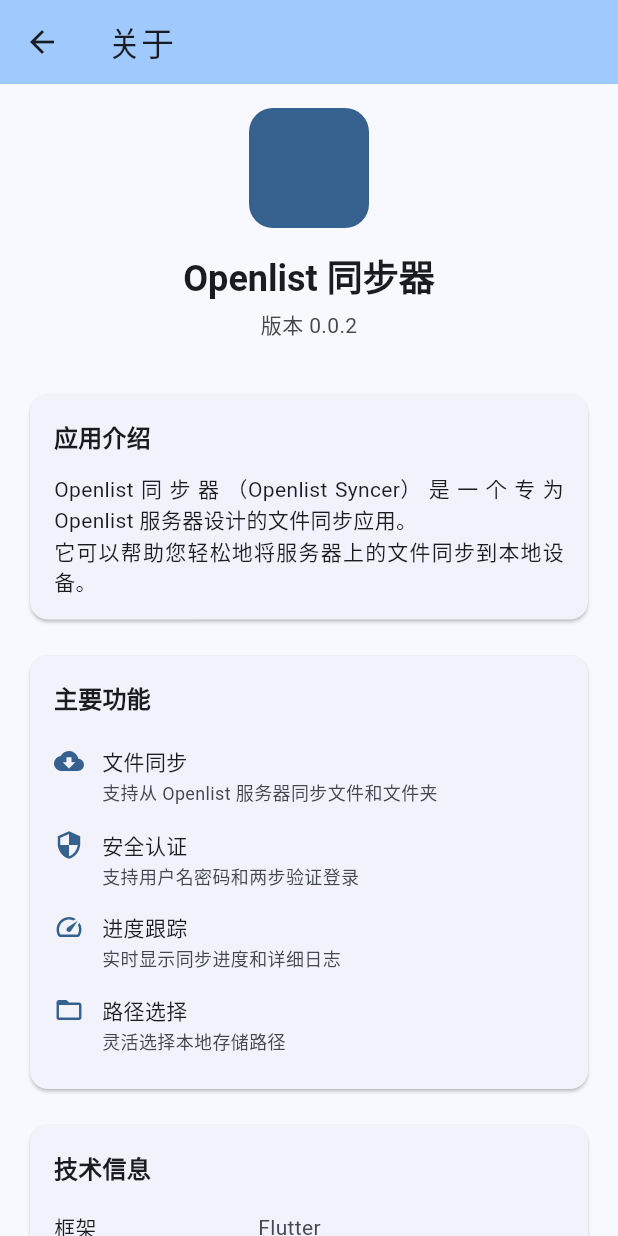
After one commit to Hollow-YK/OpenlistSyncer, a Flutter app: the screen it shows after launch, item 3 of the bottom bar chosen, after a tap on "关于", on a phone screen of 412 x 824 dp. The commit adds this screen. Run offline on Flutter 3.47's test engine with Material 3 defaults, Android fonts, the phone set to English and light mode, and no system bars; our stand-ins replace file_picker, permission_handler.

Commit message:
添加设置于关于

```diff
--- /dev/null
+++ b/lib/UI/Android/settings/about.dart
@@ -0,0 +1,338 @@
+import 'package:flutter/material.dart';
+
+class AboutPage extends StatefulWidget {
+  const AboutPage({super.key});
+
+  @override
+  State<AboutPage> createState() => _AboutPageState();
+}
+
+class _AboutPageState extends State<AboutPage> {
+  int _clickCount = 0; // 点击计数器
+  bool _showHiddenText = false; // 是否显示隐藏文本
+
+  void _handleCardTap() {
+    setState(() {
+      _clickCount++;
+
+      // 点击5次后显示隐藏文本
+      if (_clickCount >= 5 && !_showHiddenText) {
+        _showHiddenText = true;
+        ScaffoldMessenger.of(context).showSnackBar(
+          const SnackBar(
+            content: Text('你知道的太多了！'),
+            duration: Duration(seconds: 2),
+          ),
+        );
+      }
+    });
+  }
+
+  @override
+  Widget build(BuildContext context) {
+    return Scaffold(
+      appBar: AppBar(
+        title: const Text('关于'),
+        backgroundColor: Theme.of(context).colorScheme.inversePrimary,
+      ),
+      body: SingleChildScrollView(
+        padding: const EdgeInsets.all(16),
+        child: Column(
+          crossAxisAlignment: CrossAxisAlignment.center,
+          children: [
+            // 应用图标和名称
+            Container(
+              width: 80,
+              height: 80,
+              decoration: BoxDecoration(
+                color: Theme.of(context).colorScheme.primary,
+                borderRadius: BorderRadius.circular(16),
+              ),
+              /*child: Icon(
+                Icons.cloud_sync,
+                color: Colors.white,
+                size: 40,
+              ),*/
+            ),
+            const SizedBox(height: 16),
+            Text(
+              'Openlist 同步器',
+              style: Theme.of(context).textTheme.headlineSmall?.copyWith(
+                fontWeight: FontWeight.bold,
+              ),
+            ),
+            const SizedBox(height: 4),
+            Text(
+              '版本 0.0.2',
+              style: Theme.of(context).textTheme.bodyMedium?.copyWith(
+                color: Theme.of(context).colorScheme.onSurfaceVariant,
+              ),
+            ),
+
+            const SizedBox(height: 32),
+
+            // 应用介绍卡片
+            GestureDetector(
+              onTap: _handleCardTap,
+              child: Card(
+                child: Padding(
+                  padding: const EdgeInsets.all(16),
+                  child: Column(
+                    crossAxisAlignment: CrossAxisAlignment.start,
+                    children: [
+                      Text(
+                        '应用介绍',
+                        style: Theme.of(context).textTheme.titleMedium?.copyWith(
+                          fontWeight: FontWeight.bold,
+                        ),
+                      ),
+                      const SizedBox(height: 12),
+                      Text(
+                        'Openlist 同步器（Openlist Syncer）是一个专为 Openlist 服务器设计的文件同步应用。\n'
+                        '它可以帮助您轻松地将服务器上的文件同步到本地设备。',
+                        style: Theme.of(context).textTheme.bodyMedium,
+                        textAlign: TextAlign.justify,
+                      ),
+                      // 点击5次后显示的隐藏文本
+                      if (_showHiddenText) ...[
+                        const SizedBox(height: 12),
+                        Text(
+                          '事情的起因是我不想用某软件的收费的同步服务……\n'
+                          '诶，同步不就是把一台设备的数据文件发送到另一台设备的相应位置吗？\n'
+                          '那我一台设备运行个网盘，当服务器用……\n'
+                          '…………\n'
+                          '手动下载太麻烦了，要不自动化一下吧……\n'
+                          '…………\n'
+                          '然后越写越多就变成这样了。',
+                          style: Theme.of(context).textTheme.bodyMedium?.copyWith(
+                            fontStyle: FontStyle.italic,
+                            color: Theme.of(context).colorScheme.primary,
+                          ),
+                          textAlign: TextAlign.justify,
+                        ),
+                      ],
+                      // 可选：添加点击计数提示（调试用）
+                      // if (!_showHiddenText && _clickCount > 0) ...[
+                      //   const SizedBox(height: 8),
+                      //   Text(
+                      //     '点击次数: $_clickCount/5',
+                      //     style: const TextStyle(fontSize: 12, color: Colors.grey),
+                      //   ),
+                      // ],
+                    ],
+                  ),
+                ),
+              ),
+            ),
+
+            const SizedBox(height: 16),
+
+            // 功能特性卡片
+            Card(
+              child: Padding(
+                padding: const EdgeInsets.all(16),
+                child: Column(
+                  crossAxisAlignment: CrossAxisAlignment.start,
+                  children: [
+                    Text(
+                      '主要功能',
+                      style: Theme.of(context).textTheme.titleMedium?.copyWith(
+                        fontWeight: FontWeight.bold,
+                      ),
+                    ),
+                    const SizedBox(height: 12),
+                    _buildFeatureItem(
+                      context,
+                      icon: Icons.cloud_download,
+                      title: '文件同步',
+                      description: '支持从 Openlist 服务器同步文件和文件夹',
+                    ),
+                    _buildFeatureItem(
+                      context,
+                      icon: Icons.security,
+                      title: '安全认证',
+                      description: '支持用户名密码和两步验证登录',
+                    ),
+                    _buildFeatureItem(
+                      context,
+                      icon: Icons.speed,
+                      title: '进度跟踪',
+                      description: '实时显示同步进度和详细日志',
+                    ),
+                    _buildFeatureItem(
+                      context,
+                      icon: Icons.folder_open,
+                      title: '路径选择',
+                      description: '灵活选择本地存储路径',
+                    ),
+                  ],
+                ),
+              ),
+            ),
+
+            const SizedBox(height: 16),
+
+            // 技术信息卡片
+            Card(
+              child: Padding(
+                padding: const EdgeInsets.all(16),
+                child: Column(
+                  crossAxisAlignment: CrossAxisAlignment.start,
+                  children: [
+                    Text(
+                      '技术信息',
+                      style: Theme.of(context).textTheme.titleMedium?.copyWith(
+                        fontWeight: FontWeight.bold,
+                      ),
+                    ),
+                    const SizedBox(height: 12),
+                    _buildInfoItem(context, '框架', 'Flutter'),
+                    _buildInfoItem(context, '目标平台', 'Android'),
+                    //_buildInfoItem(context, '最小SDK', 'API 21 (Android 5.0)'),
+                    _buildInfoItem(context, '开发语言', 'Dart'),
+                  ],
+                ),
+              ),
+            ),
+
+
+            const SizedBox(height: 16),
+
+            // 许可证信息卡片
+            Card(
+              child: Padding(
+                padding: const EdgeInsets.all(16),
+                child: Column(
+                  crossAxisAlignment: CrossAxisAlignment.start,
+                  children: [
+                    Text(
+                      '许可证信息',
+                      style: Theme.of(context).textTheme.titleMedium?.copyWith(
+                        fontWeight: FontWeight.bold,
+                      ),
+                    ),
+                    const SizedBox(height: 12),
+                    Text(
+                      'Openlist Syncer 是基于 AGPL-3.0 许可证发布的自由软件。',
+                      style: Theme.of(context).textTheme.bodyMedium,
+                    ),
+                    const SizedBox(height: 8),
+                    Text(
+                      '您有权在遵守AGPL-3.0条款的前提下使用、修改和分发本软件。',
+                      style: Theme.of(context).textTheme.bodyMedium,
+                    ),
+                    const SizedBox(height: 12),
+                    // 添加查看完整许可证的按钮
+                    SizedBox(
+                      width: double.infinity,
+                      child: OutlinedButton(
+                        onPressed: () {
+                          showLicensePage(
+                            context: context,
+                            applicationName: 'Openlist Syncer',
+                            applicationVersion: '0.0.2',
+                            applicationLegalese: 'Licensed under GNU Affero General Public License v3.0',
+                          );
+                        },
+                        child: const Text('查看完整许可证'),
+                      ),
+                    ),
+                  ],
+                ),
+              ),
+            ),
+
+            const SizedBox(height: 24),
+
+            // 版权信息
+            Text(
+              '© 2025 域空Hollow',
+              style: Theme.of(context).textTheme.bodySmall?.copyWith(
+                color: Theme.of(context).colorScheme.onSurfaceVariant,
+              ),
+            ),
+            const SizedBox(height: 4),
+            Text(
+              'AGPL-3.0 Licensed',
+              style: Theme.of(context).textTheme.bodySmall?.copyWith(
+                color: Theme.of(context).colorScheme.onSurfaceVariant,
+              ),
+            ),
+          ],
+        ),
+      ),
+    );
+  }
+
+  // 构建功能特性项
+  Widget _buildFeatureItem(BuildContext context, {
+    required IconData icon,
+    required String title,
+    required String description,
+  }) {
+    return Padding(
+      padding: const EdgeInsets.symmetric(vertical: 8),
+      child: Row(
+        crossAxisAlignment: CrossAxisAlignment.start,
+        children: [
+          Icon(
+            icon,
+            color: Theme.of(context).colorScheme.primary,
+            size: 20,
+          ),
+          const SizedBox(width: 12),
+          Expanded(
+            child: Column(
+              crossAxisAlignment: CrossAxisAlignment.start,
+              children: [
+                Text(
+                  title,
+                  style: const TextStyle(
+                    fontWeight: FontWeight.w500,
+                  ),
+                ),
+                const SizedBox(height: 2),
+                Text(
+                  description,
+                  style: TextStyle(
+                    fontSize: 12,
+                    color: Theme.of(context).colorScheme.onSurfaceVariant,
+                  ),
+                ),
+              ],
+            ),
+          ),
+        ],
+      ),
+    );
+  }
+
+  // 构建信息项
+  Widget _buildInfoItem(BuildContext context, String label, String value) {
+    return Padding(
+      padding: const EdgeInsets.symmetric(vertical: 6),
+      child: Row(
+        children: [
+          Expanded(
+            flex: 2,
+            child: Text(
+              label,
+              style: const TextStyle(
+                fontWeight: FontWeight.w500,
+              ),
+            ),
+          ),
+          Expanded(
+            flex: 3,
+            child: Text(
+              value,
+              style: TextStyle(
+                color: Theme.of(context).colorScheme.onSurfaceVariant,
+              ),
+            ),
+          ),
+        ],
+      ),
+    );
+  }
+}
--- /dev/null
+++ b/lib/UI/Android/settings_page.dart
@@ -0,0 +1,187 @@
+import 'package:flutter/material.dart';
+import 'settings/about.dart'; // 导入关于页面
+
+class SettingsPage extends StatefulWidget {
+  final TextEditingController addressController;
+  final String? authToken;
+  final String? loggedInUser;
+  final bool isLoggedIn;
+  final Function(String?, String?, bool) onAuthStatusChanged;
+
+  const SettingsPage({
+    super.key,
+    required this.addressController,
+    required this.authToken,
+    required this.loggedInUser,
+    required this.isLoggedIn,
+    required this.onAuthStatusChanged,
+  });
+
+  @override
+  State<SettingsPage> createState() => _SettingsPageState();
+}
+
+class _SettingsPageState extends State<SettingsPage> {
+  @override
+  Widget build(BuildContext context) {
+    return Scaffold(
+      appBar: AppBar(
+        title: const Text('设置'),
+        backgroundColor: Theme.of(context).colorScheme.inversePrimary,
+      ),
+      body: ListView(
+        children: [
+          // 用户信息卡片
+          Card(
+            margin: const EdgeInsets.all(16),
+            child: Padding(
+              padding: const EdgeInsets.all(16),
+              child: Row(
+                children: [
+                  Icon(
+                    widget.isLoggedIn ? Icons.check_circle : Icons.person_outline,
+                    color: widget.isLoggedIn ? Colors.green : Colors.grey,
+                    size: 40,
+                  ),
+                  const SizedBox(width: 16),
+                  Expanded(
+                    child: Column(
+                      crossAxisAlignment: CrossAxisAlignment.start,
+                      children: [
+                        Text(
+                          widget.isLoggedIn ? '已登录' : '未登录',
+                          style: const TextStyle(
+                            fontSize: 16,
+                            fontWeight: FontWeight.bold,
+                          ),
+                        ),
+                        const SizedBox(height: 4),
+                        Text(
+                          widget.isLoggedIn
+                              ? '用户: ${widget.loggedInUser}'
+                              : '请先登录Openlist服务器',
+                          style: TextStyle(
+                            color: Theme.of(context).colorScheme.onSurfaceVariant,
+                            fontSize: 14,
+                          ),
+                        ),
+                        if (widget.isLoggedIn) ...[
+                          const SizedBox(height: 4),
+                          Text(
+                            '服务器: ${widget.addressController.text}',
+                            style: TextStyle(
+                              color: Theme.of(context).colorScheme.onSurfaceVariant,
+                              fontSize: 12,
+                            ),
+                            overflow: TextOverflow.ellipsis,
+                          ),
+                        ],
+                      ],
+                    ),
+                  ),
+                ],
+              ),
+            ),
+          ),
+
+          // 设置选项列表
+          Card(
+            margin: const EdgeInsets.symmetric(horizontal: 16),
+            child: Column(
+              children: [
+                // 关于选项
+                _buildSettingsItem(
+                  icon: Icons.info_outline,
+                  title: '关于',
+                  subtitle: '版本信息和应用介绍',
+                  onTap: () {
+                    // 跳转到关于页面
+                    Navigator.push(
+                      context,
+                      MaterialPageRoute(
+                        builder: (context) => const AboutPage(),
+                      ),
+                    );
+                  },
+                  trailing: const Icon(Icons.chevron_right),
+                ),
+
+                // 可以在这里添加更多设置选项
+                // 例如：
+                // _buildSettingsItem(
+                //   icon: Icons.notifications,
+                //   title: '通知设置',
+                //   subtitle: '管理应用通知',
+                //   onTap: () {},
+                //   trailing: const Icon(Icons.chevron_right),
+                // ),
+              ],
+            ),
+          ),
+
+          // 退出登录按钮（仅在已登录时显示）
+          if (widget.isLoggedIn) ...[
+            const SizedBox(height: 16),
+            Padding(
+              padding: const EdgeInsets.symmetric(horizontal: 16),
+              child: SizedBox(
+                width: double.infinity,
+                child: OutlinedButton(
+                  onPressed: () {
+                    widget.onAuthStatusChanged(null, null, false);
+                    _showSnackBar('已退出登录');
+                  },
+                  style: OutlinedButton.styleFrom(
+                    padding: const EdgeInsets.symmetric(vertical: 12),
+                    shape: RoundedRectangleBorder(
+                      borderRadius: BorderRadius.circular(8),
+                    ),
+                  ),
+                  child: const Row(
+                    mainAxisSize: MainAxisSize.min,
+                    children: [
+                      Icon(Icons.logout),
+                      SizedBox(width: 8),
+                      Text('退出登录'),
+                    ],
+                  ),
+                ),
+              ),
+            ),
+          ],
+        ],
+      ),
+    );
+  }
+
+  // 构建设置项组件
+  Widget _buildSettingsItem({
+    required IconData icon,
+    required String title,
+    required String subtitle,
+    required VoidCallback onTap,
+    required Widget trailing,
+  }) {
+    return ListTile(
+      leading: Icon(
+        icon,
+        color: Theme.of(context).colorScheme.primary,
+      ),
+      title: Text(title),
+      subtitle: Text(subtitle),
+      trailing: trailing,
+      onTap: onTap,
+    );
+  }
+
+  // 显示提示消息
+  void _showSnackBar(String message) {
+    ScaffoldMessenger.of(context).showSnackBar(
+      SnackBar(
+        content: Text(message),
+        duration: const Duration(seconds: 2),
+        behavior: SnackBarBehavior.floating,
+      ),
+    );
+  }
+}
--- a/lib/main.dart
+++ b/lib/main.dart
@@ -1,6 +1,7 @@
 import 'package:flutter/material.dart';
 import 'ui/android/login_page.dart';
 import 'ui/android/sync_page.dart';
+import 'ui/android/settings_page.dart';
 
 // 应用入口点
 void main() {
@@ -85,6 +86,13 @@ class _MainAppState extends State<MainApp> {
         isLoggedIn: _isLoggedIn,
         onAuthStatusChanged: _updateAuthStatus,
       ),
+      SettingsPage( // 设置页面
+        addressController: _addressController,
+        authToken: _authToken,
+        loggedInUser: _loggedInUser,
+        isLoggedIn: _isLoggedIn,
+        onAuthStatusChanged: _updateAuthStatus,
+      ),
     ];
 
     return Scaffold(
@@ -111,6 +119,10 @@ class _MainAppState extends State<MainApp> {
             ),
             label: '同步', // 标签文本
           ),
+          BottomNavigationBarItem( // 设置导航项
+            icon: const Icon(Icons.settings),
+            label: '设置',
+          ),
         ],
       ),
     );
```
